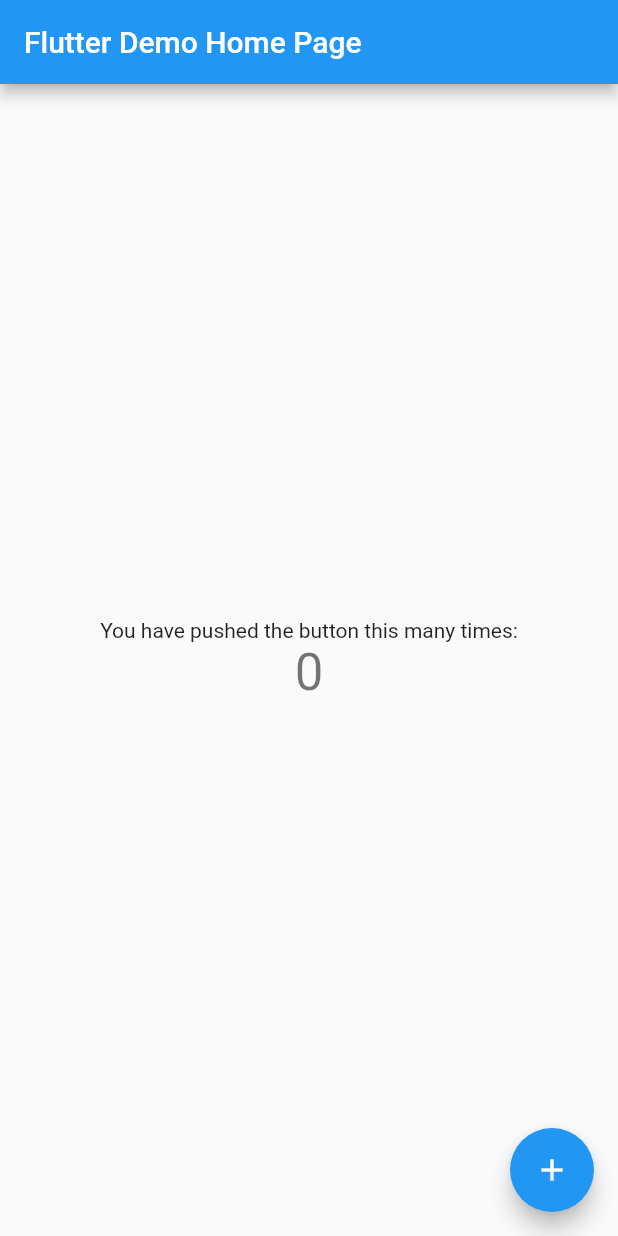
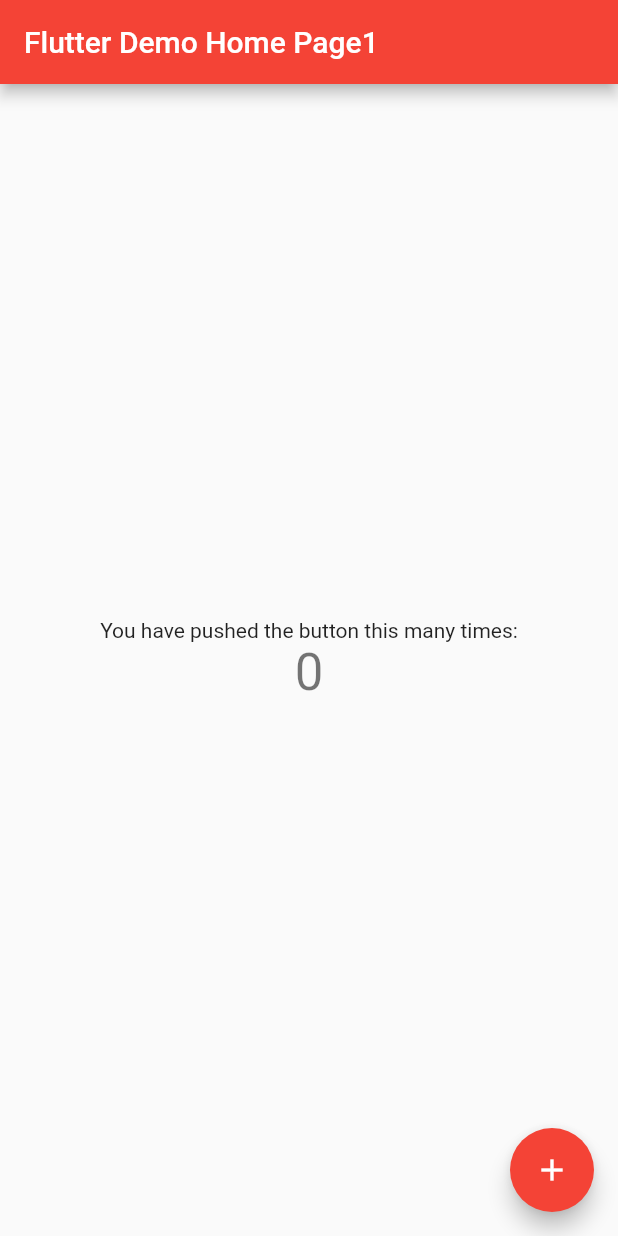
Before and after one commit to AhmedHaraza/Graduation-Project, a Flutter app: the screen it shows after launch, on a phone screen of 412 x 824 dp. Run offline on Flutter 3.47's test engine with Material 2 defaults, Android fonts, the phone set to English and light mode, and no system bars.

Commit message:
change add home file & Edit in file main

```diff
--- a/lib/main.dart
+++ b/lib/main.dart
@@ -22,9 +22,9 @@ class MyApp extends StatelessWidget {
         // or simply save your changes to "hot reload" in a Flutter IDE).
         // Notice that the counter didn't reset back to zero; the application
         // is not restarted.
-        primarySwatch: Colors.blue,
+        primarySwatch: Colors.red,
       ),
-      home: const MyHomePage(title: 'Flutter Demo Home Page'),
+      home: const MyHomePage(title: 'Flutter Demo Home Page1'),
     );
   }
 }
```
Also changed, not shown: lib/home.dart (added, +18 -0 lines).
